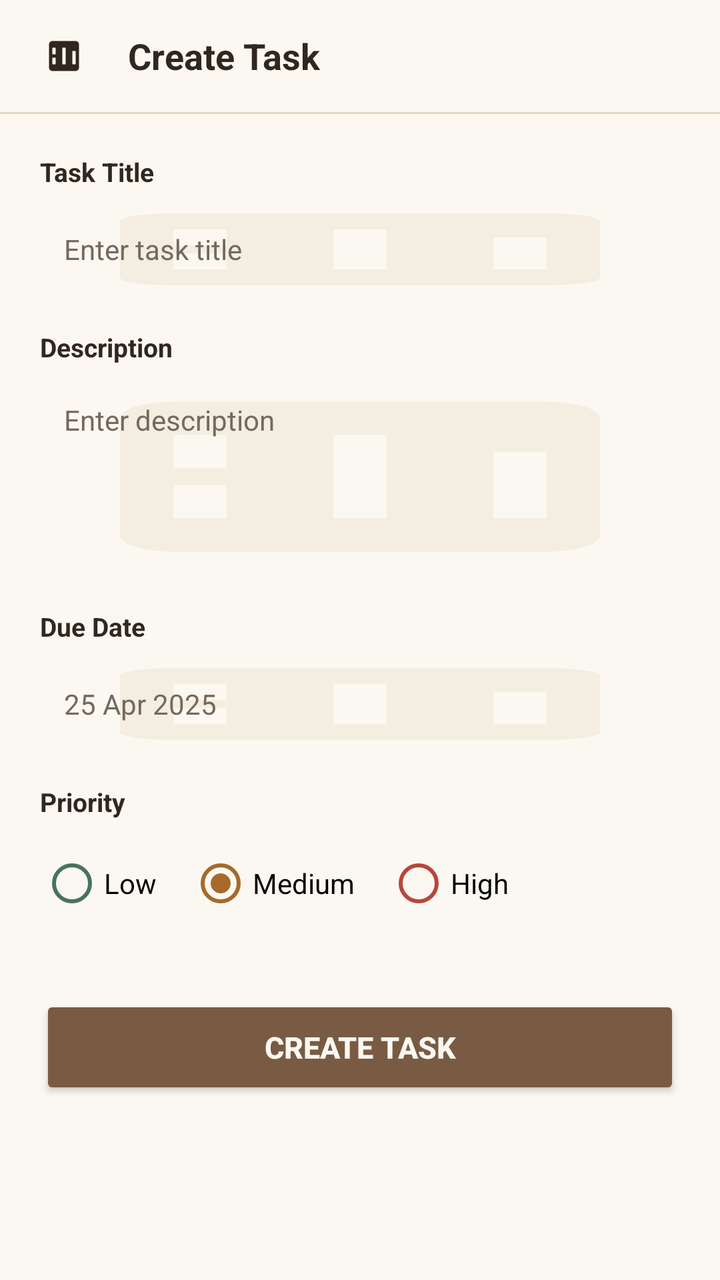
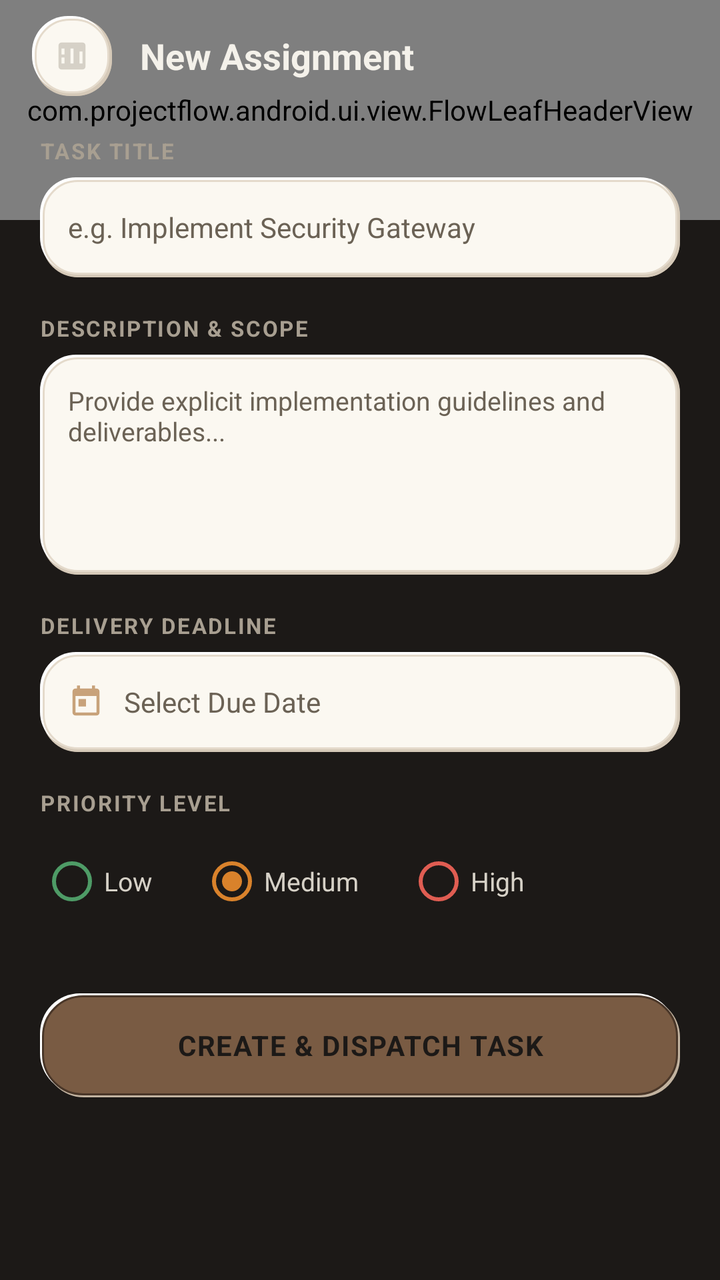

Before-and-after screenshots of an Android layout around one commit, followed by the original layout XML and the change that was made.
<!-- AndroidManifest.xml: application theme Theme.ProjectFlow -->
<!-- res/layout/activity_create_task.xml -->
<?xml version="1.0" encoding="utf-8"?>
<ScrollView xmlns:android="http://schemas.android.com/apk/res/android"
    xmlns:app="http://schemas.android.com/apk/res-auto"
    android:layout_width="match_parent"
    android:layout_height="match_parent"
    android:background="@color/chalk_white"
    android:fillViewport="true">

    <LinearLayout
        android:layout_width="match_parent"
        android:layout_height="wrap_content"
        android:orientation="vertical">

        
        <RelativeLayout
            android:layout_width="match_parent"
            android:layout_height="56dp"
            android:background="@color/chalk_white"
            android:paddingStart="16dp"
            android:paddingEnd="16dp">

            <ImageView
                android:id="@+id/btnBack"
                android:layout_width="32dp"
                android:layout_height="32dp"
                android:layout_alignParentStart="true"
                android:layout_centerVertical="true"
                android:background="?android:attr/selectableItemBackgroundBorderless"
                android:contentDescription="Back"
                android:padding="6dp"
                android:src="@drawable/ic_kanban"
                app:tint="@color/charcoal" />

            <TextView
                android:layout_width="wrap_content"
                android:layout_height="wrap_content"
                android:layout_centerVertical="true"
                android:layout_marginStart="16dp"
                android:layout_toEndOf="@id/btnBack"
                android:text="@string/title_create_task"
                android:textColor="@color/charcoal"
                android:textSize="18sp"
                android:textStyle="bold" />
        </RelativeLayout>

        <View
            android:layout_width="match_parent"
            android:layout_height="1dp"
            android:background="@color/natural_border" />

        <LinearLayout
            android:layout_width="match_parent"
            android:layout_height="wrap_content"
            android:orientation="vertical"
            android:padding="20dp">

            <TextView
                android:layout_width="wrap_content"
                android:layout_height="wrap_content"
                android:text="Task Title"
                android:textColor="@color/charcoal"
                android:textSize="13sp"
                android:textStyle="bold" />

            <EditText
                android:id="@+id/etTaskTitle"
                android:layout_width="match_parent"
                android:layout_height="48dp"
                android:layout_marginTop="6dp"
                android:background="@drawable/ic_kanban"
                android:backgroundTint="@color/limestone_ivory"
                android:hint="Enter task title"
                android:padding="12dp"
                android:textColor="@color/charcoal"
                android:textColorHint="@color/stone_grey"
                android:textSize="14sp" />

            <TextView
                android:layout_width="wrap_content"
                android:layout_height="wrap_content"
                android:layout_marginTop="16dp"
                android:text="Description"
                android:textColor="@color/charcoal"
                android:textSize="13sp"
                android:textStyle="bold" />

            <EditText
                android:id="@+id/etTaskDesc"
                android:layout_width="match_parent"
                android:layout_height="100dp"
                android:layout_marginTop="6dp"
                android:background="@drawable/ic_kanban"
                android:backgroundTint="@color/limestone_ivory"
                android:gravity="top|start"
                android:hint="Enter description"
                android:padding="12dp"
                android:textColor="@color/charcoal"
                android:textColorHint="@color/stone_grey"
                android:textSize="14sp" />

            <TextView
                android:layout_width="wrap_content"
                android:layout_height="wrap_content"
                android:layout_marginTop="16dp"
                android:text="Due Date"
                android:textColor="@color/charcoal"
                android:textSize="13sp"
                android:textStyle="bold" />

            <EditText
                android:id="@+id/etTaskDueDate"
                android:layout_width="match_parent"
                android:layout_height="48dp"
                android:layout_marginTop="6dp"
                android:background="@drawable/ic_kanban"
                android:backgroundTint="@color/limestone_ivory"
                android:hint="25 Apr 2025"
                android:padding="12dp"
                android:textColor="@color/charcoal"
                android:textColorHint="@color/stone_grey"
                android:textSize="14sp" />

            <TextView
                android:layout_width="wrap_content"
                android:layout_height="wrap_content"
                android:layout_marginTop="16dp"
                android:text="Priority"
                android:textColor="@color/charcoal"
                android:textSize="13sp"
                android:textStyle="bold" />

            <RadioGroup
                android:id="@+id/rgPriority"
                android:layout_width="match_parent"
                android:layout_height="wrap_content"
                android:layout_marginTop="8dp"
                android:orientation="horizontal">

                <RadioButton
                    android:id="@+id/rbLow"
                    android:layout_width="wrap_content"
                    android:layout_height="wrap_content"
                    android:buttonTint="@color/status_green"
                    android:text="Low" />

                <RadioButton
                    android:id="@+id/rbMedium"
                    android:layout_width="wrap_content"
                    android:layout_height="wrap_content"
                    android:layout_marginStart="16dp"
                    android:buttonTint="@color/alert_amber"
                    android:checked="true"
                    android:text="Medium" />

                <RadioButton
                    android:id="@+id/rbHigh"
                    android:layout_width="wrap_content"
                    android:layout_height="wrap_content"
                    android:layout_marginStart="16dp"
                    android:buttonTint="@color/alert_red"
                    android:text="High" />
            </RadioGroup>

            <Button
                android:id="@+id/btnSubmitCreateTask"
                android:layout_width="match_parent"
                android:layout_height="52dp"
                android:layout_marginTop="32dp"
                android:backgroundTint="@color/deep_sage"
                android:text="@string/title_create_task"
                android:textColor="@color/chalk_white"
                android:textSize="15sp"
                android:textStyle="bold"
                app:cornerRadius="12dp" />

        </LinearLayout>
    </LinearLayout>

</ScrollView>
<!-- resources referenced by this layout -->
<resources>
  <color name="alert_amber">#A56A2B</color>
  <color name="alert_red">#B7473C</color>
  <color name="chalk_white">#FBF8F1</color>
  <color name="charcoal">#30271F</color>
  <color name="deep_sage">#795B43</color>
  <color name="limestone_ivory">#F3EDE2</color>
  <color name="natural_border">#E1D6C6</color>
  <color name="status_green">#47745A</color>
  <color name="stone_grey">#74695C</color>
  <string name="title_create_task">Create Task</string>
  <color name="primary_earth">#795B43</color>
  <color name="deep_earth">#493628</color>
  <color name="earth_raised">#FFFDF8</color>
  <color name="muted_clay">#B69A78</color>
  <color name="secondary_sand">#D9C9B2</color>
  <color name="text_main">#30271F</color>
  <color name="earth_surface">#FBF8F1</color>
  <color name="earth_bg">#F3EDE2</color>
  <!-- unchanged entries left out for length: 2 -->
</resources>

<!-- the commit's change to res/layout/activity_create_task.xml (unified diff, before → after) -->
@@ -1,179 +1,234 @@
 <?xml version="1.0" encoding="utf-8"?>
-<ScrollView xmlns:android="http://schemas.android.com/apk/res/android"
+<FrameLayout xmlns:android="http://schemas.android.com/apk/res/android"
     xmlns:app="http://schemas.android.com/apk/res-auto"
     android:layout_width="match_parent"
     android:layout_height="match_parent"
-    android:background="@color/chalk_white"
-    android:fillViewport="true">
+    android:background="#1C1917">
+
+    
+    <com.projectflow.android.ui.view.FlowLeafHeaderView
+        android:layout_width="match_parent"
+        android:layout_height="110dp" />
 
     <LinearLayout
         android:layout_width="match_parent"
-        android:layout_height="wrap_content"
+        android:layout_height="match_parent"
         android:orientation="vertical">
 
         
         <RelativeLayout
             android:layout_width="match_parent"
             android:layout_height="56dp"
-            android:background="@color/chalk_white"
             android:paddingStart="16dp"
             android:paddingEnd="16dp">
 
-            <ImageView
+            <FrameLayout
                 android:id="@+id/btnBack"
-                android:layout_width="32dp"
-                android:layout_height="32dp"
+                android:layout_width="40dp"
+                android:layout_height="40dp"
                 android:layout_alignParentStart="true"
                 android:layout_centerVertical="true"
-                android:background="?android:attr/selectableItemBackgroundBorderless"
-                android:contentDescription="Back"
-                android:padding="6dp"
-                android:src="@drawable/ic_kanban"
-                app:tint="@color/charcoal" />
+                android:background="@drawable/bg_neu_card">
+
+                <ImageView
+                    android:layout_width="18dp"
+                    android:layout_height="18dp"
+                    android:layout_gravity="center"
+                    android:src="@drawable/ic_kanban"
+                    app:tint="#D6D1C7" />
+            </FrameLayout>
 
             <TextView
                 android:layout_width="wrap_content"
                 android:layout_height="wrap_content"
                 android:layout_centerVertical="true"
-                android:layout_marginStart="16dp"
+                android:layout_marginStart="14dp"
                 android:layout_toEndOf="@id/btnBack"
-                android:text="@string/title_create_task"
-                android:textColor="@color/charcoal"
+                android:text="New Assignment"
+                android:textColor="#F4F1EA"
                 android:textSize="18sp"
                 android:textStyle="bold" />
         </RelativeLayout>
 
-        <View
+        <ScrollView
             android:layout_width="match_parent"
-            android:layout_height="1dp"
-            android:background="@color/natural_border" />
-
-        <LinearLayout
-            android:layout_width="match_parent"
-            android:layout_height="wrap_content"
-            android:orientation="vertical"
-            android:padding="20dp">
-
-            <TextView
-                android:layout_width="wrap_content"
-                android:layout_height="wrap_content"
-                android:text="Task Title"
-                android:textColor="@color/charcoal"
-                android:textSize="13sp"
-                android:textStyle="bold" />
-
-            <EditText
-                android:id="@+id/etTaskTitle"
-                android:layout_width="match_parent"
-                android:layout_height="48dp"
-                android:layout_marginTop="6dp"
-                android:background="@drawable/ic_kanban"
-                android:backgroundTint="@color/limestone_ivory"
-                android:hint="Enter task title"
-                android:padding="12dp"
-                android:textColor="@color/charcoal"
-                android:textColorHint="@color/stone_grey"
-                android:textSize="14sp" />
-
-            <TextView
-                android:layout_width="wrap_content"
-                android:layout_height="wrap_content"
-                android:layout_marginTop="16dp"
-                android:text="Description"
-                android:textColor="@color/charcoal"
-                android:textSize="13sp"
-                android:textStyle="bold" />
-
-            <EditText
-                android:id="@+id/etTaskDesc"
-                android:layout_width="match_parent"
-                android:layout_height="100dp"
-                android:layout_marginTop="6dp"
-                android:background="@drawable/ic_kanban"
-                android:backgroundTint="@color/limestone_ivory"
-                android:gravity="top|start"
-                android:hint="Enter description"
-                android:padding="12dp"
-                android:textColor="@color/charcoal"
-                android:textColorHint="@color/stone_grey"
-                android:textSize="14sp" />
-
-            <TextView
-                android:layout_width="wrap_content"
-                android:layout_height="wrap_content"
-                android:layout_marginTop="16dp"
-                android:text="Due Date"
-                android:textColor="@color/charcoal"
-                android:textSize="13sp"
-                android:textStyle="bold" />
-
-            <EditText
-                android:id="@+id/etTaskDueDate"
-                android:layout_width="match_parent"
-                android:layout_height="48dp"
-                android:layout_marginTop="6dp"
-                android:background="@drawable/ic_kanban"
-                android:backgroundTint="@color/limestone_ivory"
-                android:hint="25 Apr 2025"
-                android:padding="12dp"
-                android:textColor="@color/charcoal"
-                android:textColorHint="@color/stone_grey"
-                android:textSize="14sp" />
-
-            <TextView
-                android:layout_width="wrap_content"
-                android:layout_height="wrap_content"
-                android:layout_marginTop="16dp"
-                android:text="Priority"
-                android:textColor="@color/charcoal"
-                android:textSize="13sp"
-                android:textStyle="bold" />
-
-            <RadioGroup
-                android:id="@+id/rgPriority"
+            android:layout_height="0dp"
+            android:layout_weight="1"
+            android:fillViewport="true">
+
+            <LinearLayout
                 android:layout_width="match_parent"
                 android:layout_height="wrap_content"
-                android:layout_marginTop="8dp"
-                android:orientation="horizontal">
-
-                <RadioButton
-                    android:id="@+id/rbLow"
-                    android:layout_width="wrap_content"
-                    android:layout_height="wrap_content"
-                    android:buttonTint="@color/status_green"
-                    android:text="Low" />
-
-                <RadioButton
-                    android:id="@+id/rbMedium"
-                    android:layout_width="wrap_content"
-                    android:layout_height="wrap_content"
-                    android:layout_marginStart="16dp"
-                    android:buttonTint="@color/alert_amber"
-                    android:checked="true"
-                    android:text="Medium" />
-
-                <RadioButton
-                    android:id="@+id/rbHigh"
-                    android:layout_width="wrap_content"
-                    android:layout_height="wrap_content"
-                    android:layout_marginStart="16dp"
-                    android:buttonTint="@color/alert_red"
-                    android:text="High" />
-            </RadioGroup>
-
-            <Button
-                android:id="@+id/btnSubmitCreateTask"
-                android:layout_width="match_parent"
-                android:layout_height="52dp"
-                android:layout_marginTop="32dp"
-                android:backgroundTint="@color/deep_sage"
-                android:text="@string/title_create_task"
-                android:textColor="@color/chalk_white"
-                android:textSize="15sp"
-                android:textStyle="bold"
-                app:cornerRadius="12dp" />
-
-        </LinearLayout>
+                android:orientation="vertical"
+                android:paddingStart="20dp"
+                android:paddingEnd="20dp"
+                android:paddingTop="12dp"
+                android:paddingBottom="32dp">
+
+                
+                <TextView
+                    android:layout_width="wrap_content"
+                    android:layout_height="wrap_content"
+                    android:text="TASK TITLE"
+                    android:textColor="#A89F91"
+                    android:textSize="11sp"
+                    android:letterSpacing="0.08"
+                    android:textStyle="bold" />
+
+                <LinearLayout
+                    android:layout_width="match_parent"
+                    android:layout_height="50dp"
+                    android:layout_marginTop="6dp"
+                    android:background="@drawable/bg_neu_card"
+                    android:gravity="center_vertical"
+                    android:paddingStart="14dp"
+                    android:paddingEnd="14dp">
+
+                    <EditText
+                        android:id="@+id/etTaskTitle"
+                        android:layout_width="match_parent"
+                        android:layout_height="wrap_content"
+                        android:background="@null"
+                        android:hint="e.g. Implement Security Gateway"
+                        android:textColor="#F4F1EA"
+                        android:textColorHint="#6B6255"
+                        android:textSize="14sp" />
+                </LinearLayout>
+
+                
+                <TextView
+                    android:layout_width="wrap_content"
+                    android:layout_height="wrap_content"
+                    android:layout_marginTop="18dp"
+                    android:text="DESCRIPTION &amp; SCOPE"
+                    android:textColor="#A89F91"
+                    android:textSize="11sp"
+                    android:letterSpacing="0.08"
+                    android:textStyle="bold" />
+
+                <LinearLayout
+                    android:layout_width="match_parent"
+                    android:layout_height="110dp"
+                    android:layout_marginTop="6dp"
+                    android:background="@drawable/bg_neu_card"
+                    android:padding="14dp">
+
+                    <EditText
+                        android:id="@+id/etTaskDesc"
+                        android:layout_width="match_parent"
+                        android:layout_height="match_parent"
+                        android:background="@null"
+                        android:gravity="top|start"
+                        android:hint="Provide explicit implementation guidelines and deliverables..."
+                        android:textColor="#F4F1EA"
+                        android:textColorHint="#6B6255"
+                        android:textSize="13sp" />
+                </LinearLayout>
+
+                
+                <TextView
+                    android:layout_width="wrap_content"
+                    android:layout_height="wrap_content"
+                    android:layout_marginTop="18dp"
+                    android:text="DELIVERY DEADLINE"
+                    android:textColor="#A89F91"
+                    android:textSize="11sp"
+                    android:letterSpacing="0.08"
+                    android:textStyle="bold" />
+
+                <LinearLayout
+                    android:layout_width="match_parent"
+                    android:layout_height="50dp"
+                    android:layout_marginTop="6dp"
+                    android:background="@drawable/bg_neu_card"
+                    android:gravity="center_vertical"
+                    android:paddingStart="14dp"
+                    android:paddingEnd="14dp">
+
+                    <ImageView
+                        android:layout_width="18dp"
+                        android:layout_height="18dp"
+                        android:src="@drawable/ic_calendar"
+                        app:tint="#C8A27A" />
+
+                    <EditText
+                        android:id="@+id/etTaskDueDate"
+                        android:layout_width="match_parent"
+                        android:layout_height="wrap_content"
+                        android:layout_marginStart="10dp"
+                        android:background="@null"
+                        android:focusable="false"
+                        android:clickable="true"
+                        android:hint="Select Due Date"
+                        android:textColor="#F4F1EA"
+                        android:textColorHint="#6B6255"
+                        android:textSize="14sp" />
+                </LinearLayout>
+
+                
+                <TextView
+                    android:layout_width="wrap_content"
+                    android:layout_height="wrap_content"
+                    android:layout_marginTop="18dp"
+                    android:text="PRIORITY LEVEL"
+                    android:textColor="#A89F91"
+                    android:textSize="11sp"
+                    android:letterSpacing="0.08"
+                    android:textStyle="bold" />
+
+                <RadioGroup
+                    android:id="@+id/rgPriority"
+                    android:layout_width="match_parent"
+                    android:layout_height="wrap_content"
+                    android:layout_marginTop="8dp"
+                    android:orientation="horizontal">
+
+                    <RadioButton
+                        android:id="@+id/rbLow"
+                        android:layout_width="wrap_content"
+                        android:layout_height="wrap_content"
+                        android:buttonTint="#4E9B66"
+                        android:text="Low"
+                        android:textColor="#D6D1C7"
+                        android:textSize="13sp" />
+
+                    <RadioButton
+                        android:id="@+id/rbMedium"
+                        android:layout_width="wrap_content"
+                        android:layout_height="wrap_content"
+                        android:layout_marginStart="24dp"
+                        android:buttonTint="#D9822B"
+                        android:checked="true"
+                        android:text="Medium"
+                        android:textColor="#D6D1C7"
+                        android:textSize="13sp" />
+
+                    <RadioButton
+                        android:id="@+id/rbHigh"
+                        android:layout_width="wrap_content"
+                        android:layout_height="wrap_content"
+                        android:layout_marginStart="24dp"
+                        android:buttonTint="#E05D52"
+                        android:text="High"
+                        android:textColor="#D6D1C7"
+                        android:textSize="13sp" />
+                </RadioGroup>
+
+                
+                <TextView
+                    android:id="@+id/btnSubmitCreateTask"
+                    android:layout_width="match_parent"
+                    android:layout_height="52dp"
+                    android:layout_marginTop="32dp"
+                    android:background="@drawable/bg_chip_selected"
+                    android:gravity="center"
+                    android:text="CREATE &amp; DISPATCH TASK"
+                    android:textColor="#1C1917"
+                    android:textSize="14sp"
+                    android:textStyle="bold"
+                    android:letterSpacing="0.04" />
+
+            </LinearLayout>
+        </ScrollView>
     </LinearLayout>
-
-</ScrollView>
+</FrameLayout>
<!-- resource entries referenced after the edit -->
@@ -1,17 +1,119 @@
 <!-- resources referenced by this layout -->
 <resources>
-  <color name="alert_amber">#A56A2B</color>
-  <color name="alert_red">#B7473C</color>
-  <color name="chalk_white">#FBF8F1</color>
-  <color name="charcoal">#30271F</color>
+  <!-- drawable bg_chip_selected (drawable) -->
+  <?xml version="1.0" encoding="utf-8"?>
+  <layer-list xmlns:android="http://schemas.android.com/apk/res/android">
+      
+      <item
+          android:left="2dp"
+          android:top="2dp"
+          android:right="0dp"
+          android:bottom="0dp">
+          <shape android:shape="rectangle">
+              <corners android:radius="20dp" />
+              <solid android:color="@color/neu_shadow_deep" />
+          </shape>
+      </item>
+  
+      
+      <item
+          android:left="0dp"
+          android:top="0dp"
+          android:right="2dp"
+          android:bottom="2dp">
+          <shape android:shape="rectangle">
+              <corners android:radius="20dp" />
+              <solid android:color="@color/neu_highlight" />
+          </shape>
+      </item>
+  
+      
+      <item
+          android:left="1dp"
+          android:top="1dp"
+          android:right="1dp"
+          android:bottom="1dp">
+          <shape android:shape="rectangle">
+              <corners android:radius="20dp" />
+              <solid android:color="@color/primary_earth" />
+              <stroke
+                  android:width="1dp"
+                  android:color="@color/deep_earth" />
+          </shape>
+      </item>
+  </layer-list>
+  <!-- drawable bg_neu_card (drawable) -->
+  <?xml version="1.0" encoding="utf-8"?>
+  <layer-list xmlns:android="http://schemas.android.com/apk/res/android">
+      
+      <item
+          android:left="2dp"
+          android:top="2dp"
+          android:right="0dp"
+          android:bottom="0dp">
+          <shape android:shape="rectangle">
+              <corners android:radius="18dp" />
+              <solid android:color="@color/neu_shadow_deep" />
+          </shape>
+      </item>
+  
+      
+      <item
+          android:left="1dp"
+          android:top="1dp"
+          android:right="0dp"
+          android:bottom="0dp">
+          <shape android:shape="rectangle">
+              <corners android:radius="18dp" />
+              <solid android:color="@color/neu_shadow_soft" />
+          </shape>
+      </item>
+  
+      
+      <item
+          android:left="0dp"
+          android:top="0dp"
+          android:right="2dp"
+          android:bottom="2dp">
+          <shape android:shape="rectangle">
+              <corners android:radius="18dp" />
+              <solid android:color="@color/neu_highlight" />
+          </shape>
+      </item>
+  
+      
+      <item
+          android:left="1.5dp"
+          android:top="1.5dp"
+          android:right="1.5dp"
+          android:bottom="1.5dp">
+          <shape android:shape="rectangle">
+              <corners android:radius="17dp" />
+              <solid android:color="@color/neu_surface" />
+              <stroke
+                  android:width="1dp"
+                  android:color="@color/neu_border" />
+          </shape>
+      </item>
+  </layer-list>
+  <!-- drawable ic_calendar (drawable) -->
+  <vector xmlns:android="http://schemas.android.com/apk/res/android"
+      android:width="24dp"
+      android:height="24dp"
+      android:viewportWidth="24"
+      android:viewportHeight="24">
+      <path
+          android:fillColor="@android:color/white"
+          android:pathData="M19,3h-1V1h-2v2H8V1H6v2H5C3.89,3 3.01,3.9 3.01,5L3,19c0,1.1 0.89,2 2,2h14c1.1,0 2,-0.9 2,-2V5c0,-1.1 -0.9,-2 -2,-2zm0,16H5V8h14v11zM7,10h5v5H7z" />
+  </vector>
+  <color name="neu_shadow_deep">#C2B3A0</color>
+  <color name="neu_highlight">#FFFFFFFF</color>
   <color name="deep_sage">#795B43</color>
-  <color name="limestone_ivory">#F3EDE2</color>
-  <color name="natural_border">#E1D6C6</color>
-  <color name="status_green">#47745A</color>
-  <color name="stone_grey">#74695C</color>
-  <string name="title_create_task">Create Task</string>
   <color name="primary_earth">#795B43</color>
   <color name="deep_earth">#493628</color>
+  <color name="neu_shadow_soft">#D5C9B8</color>
+  <color name="neu_surface">#FBF8F1</color>
+  <color name="neu_border">#E4DACB</color>
   <color name="earth_raised">#FFFDF8</color>
   <color name="muted_clay">#B69A78</color>
   <color name="secondary_sand">#D9C9B2</color>
